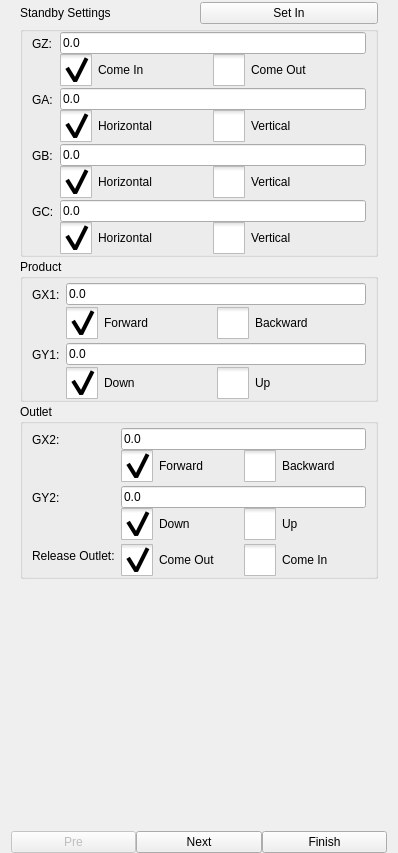
First picture: the form in hcinstruction/icprogramguidepage.ui, repository GaussCheng/2-5AxisPunch, before the edit.
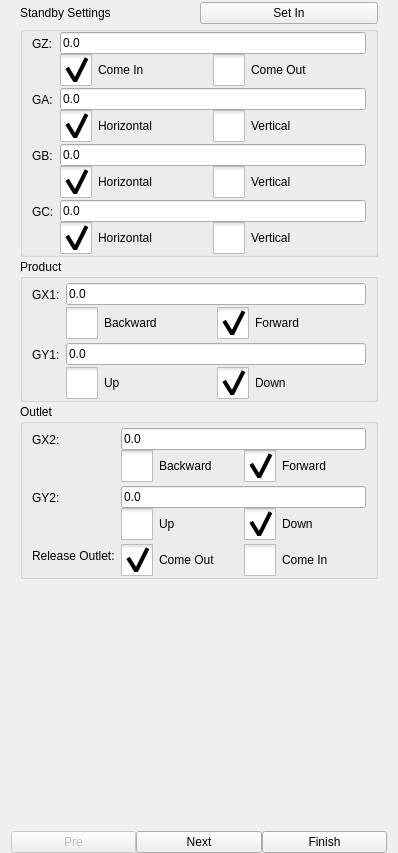
Second picture: the form after the edit. Icons and pictures are not drawn. Custom widgets are drawn as their Qt base class.

Diff of the .ui file:
```diff
--- a/hcinstruction/icprogramguidepage.ui
+++ b/hcinstruction/icprogramguidepage.ui
@@ -479,19 +479,6 @@
             </item>
             <item>
              <layout class="QHBoxLayout" name="horizontalLayout_10">
-              <item>
-               <widget class="QCheckBox" name="x1BoxBackward">
-                <property name="text">
-                 <string>Forward</string>
-                </property>
-                <property name="checked">
-                 <bool>true</bool>
-                </property>
-                <attribute name="buttonGroup">
-                 <string notr="true">buttonGroupX1</string>
-                </attribute>
-               </widget>
-              </item>
               <item>
                <widget class="QCheckBox" name="x1BoxForward">
                 <property name="text">
@@ -502,6 +489,19 @@
                 </attribute>
                </widget>
               </item>
+              <item>
+               <widget class="QCheckBox" name="x1BoxBackward">
+                <property name="text">
+                 <string>Forward</string>
+                </property>
+                <property name="checked">
+                 <bool>true</bool>
+                </property>
+                <attribute name="buttonGroup">
+                 <string notr="true">buttonGroupX1</string>
+                </attribute>
+               </widget>
+              </item>
              </layout>
             </item>
            </layout>
@@ -527,19 +527,6 @@
             </item>
             <item>
              <layout class="QHBoxLayout" name="horizontalLayout_11">
-              <item>
-               <widget class="QCheckBox" name="y1BoxDown">
-                <property name="text">
-                 <string>Down</string>
-                </property>
-                <property name="checked">
-                 <bool>true</bool>
-                </property>
-                <attribute name="buttonGroup">
-                 <string notr="true">buttonGroupY1</string>
-                </attribute>
-               </widget>
-              </item>
               <item>
                <widget class="QCheckBox" name="y1BoxUp">
                 <property name="text">
@@ -550,6 +537,19 @@
                 </attribute>
                </widget>
               </item>
+              <item>
+               <widget class="QCheckBox" name="y1BoxDown">
+                <property name="text">
+                 <string>Down</string>
+                </property>
+                <property name="checked">
+                 <bool>true</bool>
+                </property>
+                <attribute name="buttonGroup">
+                 <string notr="true">buttonGroupY1</string>
+                </attribute>
+               </widget>
+              </item>
              </layout>
             </item>
            </layout>
@@ -590,19 +590,6 @@
             </item>
             <item>
              <layout class="QHBoxLayout" name="horizontalLayout_12">
-              <item>
-               <widget class="QCheckBox" name="x2BoxBackward">
-                <property name="text">
-                 <string>Forward</string>
-                </property>
-                <property name="checked">
-                 <bool>true</bool>
-                </property>
-                <attribute name="buttonGroup">
-                 <string notr="true">buttonGroupX2</string>
-                </attribute>
-               </widget>
-              </item>
               <item>
                <widget class="QCheckBox" name="x2BoxForward">
                 <property name="text">
@@ -613,6 +600,19 @@
                 </attribute>
                </widget>
               </item>
+              <item>
+               <widget class="QCheckBox" name="x2BoxBackward">
+                <property name="text">
+                 <string>Forward</string>
+                </property>
+                <property name="checked">
+                 <bool>true</bool>
+                </property>
+                <attribute name="buttonGroup">
+                 <string notr="true">buttonGroupX2</string>
+                </attribute>
+               </widget>
+              </item>
              </layout>
             </item>
            </layout>
@@ -635,19 +635,6 @@
             </item>
             <item>
              <layout class="QHBoxLayout" name="horizontalLayout_14">
-              <item>
-               <widget class="QCheckBox" name="y2BoxUp">
-                <property name="text">
-                 <string>Down</string>
-                </property>
-                <property name="checked">
-                 <bool>true</bool>
-                </property>
-                <attribute name="buttonGroup">
-                 <string notr="true">buttonGroupY2</string>
-                </attribute>
-               </widget>
-              </item>
               <item>
                <widget class="QCheckBox" name="y2BoxDown">
                 <property name="text">
@@ -658,6 +645,19 @@
                 </attribute>
                </widget>
               </item>
+              <item>
+               <widget class="QCheckBox" name="y2BoxUp">
+                <property name="text">
+                 <string>Down</string>
+                </property>
+                <property name="checked">
+                 <bool>true</bool>
+                </property>
+                <attribute name="buttonGroup">
+                 <string notr="true">buttonGroupY2</string>
+                </attribute>
+               </widget>
+              </item>
              </layout>
             </item>
            </layout>
```
